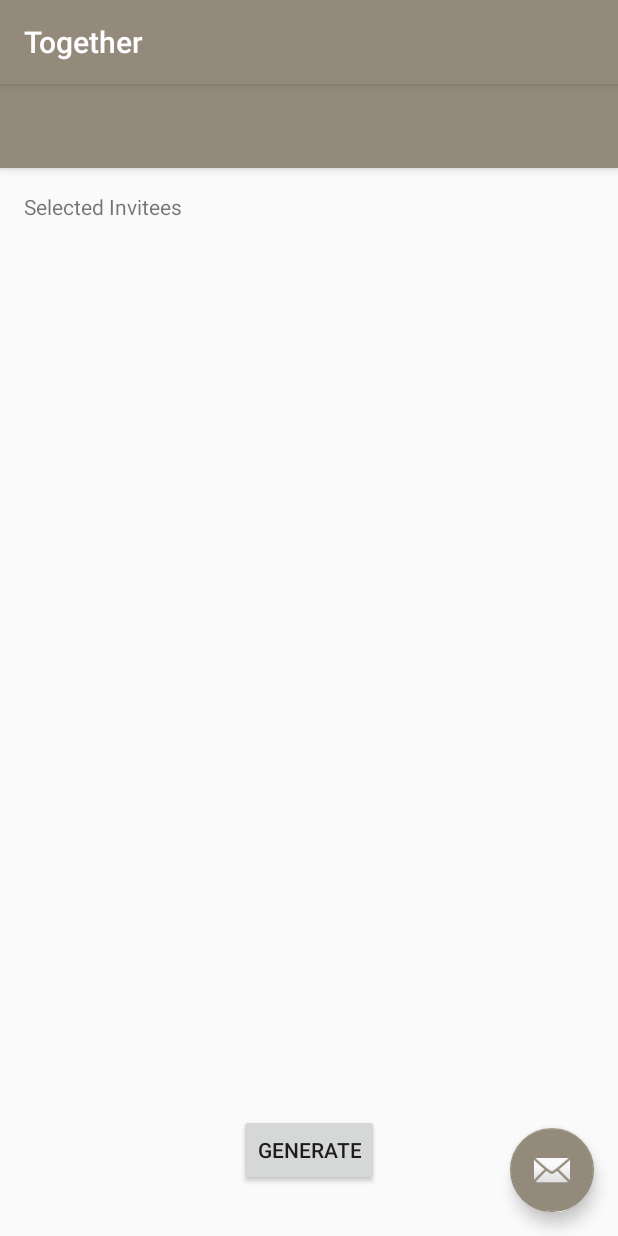
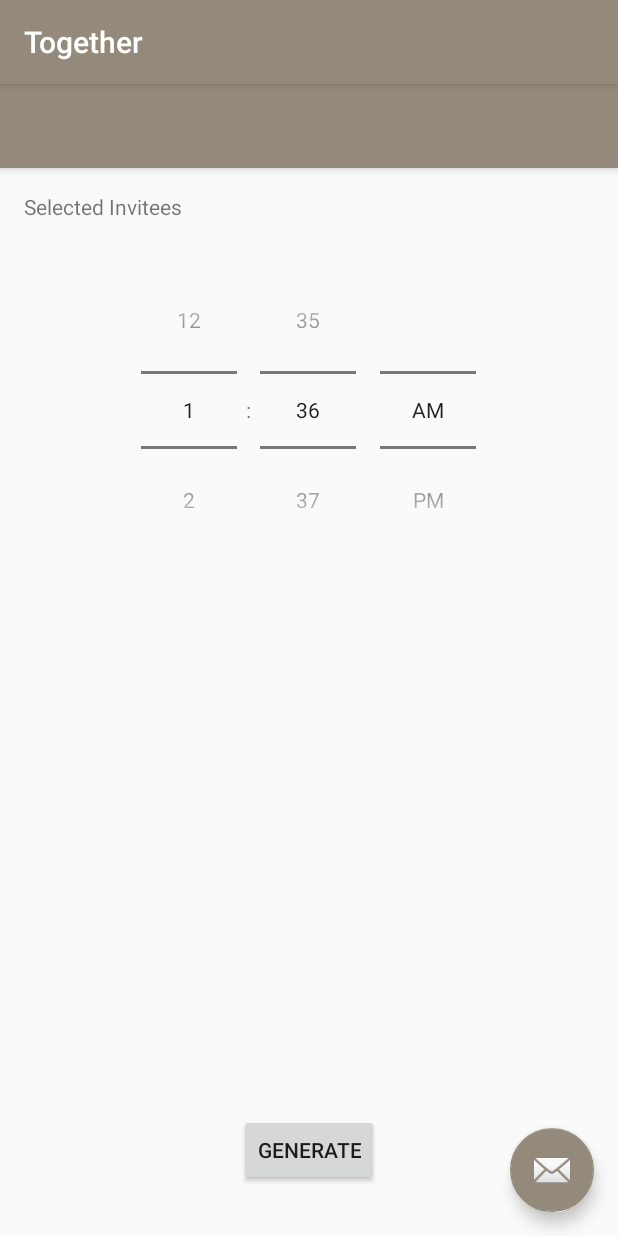
Before and after one commit to drewg2009/togetherapp, an Android app: the CreateEvent screen opened directly, with no data from a screen before it, on a phone screen of 412 x 824 dp. Run offline under Robolectric (Android 15) with nearby library versions, the phone set to English and light mode, and no system bars; network calls fail.

Commit message:
no message

```diff
--- a/app/src/main/res/layout/activity_main.xml
+++ b/app/src/main/res/layout/activity_main.xml
@@ -19,4 +19,5 @@
         android:layout_alignParentLeft="true"
         android:layout_alignParentStart="true"
         android:layout_marginTop="0dp" />
+
 </RelativeLayout>
--- a/app/src/main/res/layout/content_create_event.xml
+++ b/app/src/main/res/layout/content_create_event.xml
@@ -26,11 +26,19 @@
         android:text="Selected Invitees"
         android:layout_width="wrap_content"
         android:layout_height="wrap_content"
-        android:layout_alignParentTop="true"
         android:layout_alignParentLeft="true"
         android:layout_alignParentStart="true"
         android:id="@+id/textView"
         android:layout_alignParentRight="true"
         android:layout_alignParentEnd="true" />
 
+    <TimePicker
+        android:id="@+id/simpleTimePicker"
+        android:layout_width="wrap_content"
+        android:layout_height="wrap_content"
+        android:timePickerMode="spinner"
+        android:layout_below="@+id/textView"
+        android:layout_centerHorizontal="true"
+        android:layout_marginTop="20dp" />
+
 </RelativeLayout>
```
